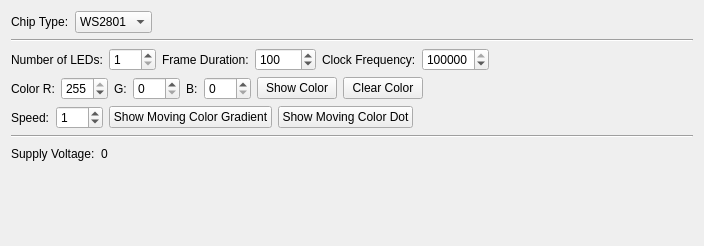
This is src/brickv/plugin_system/plugins/led_strip/ui/led_strip.ui in Tinkerforge/brickv as Qt 5 draws it before an edit. The edited form follows.
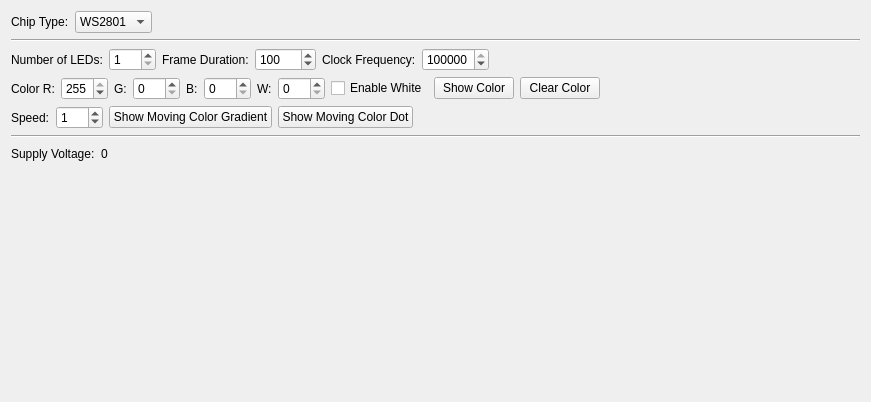
This is the edited form.

Commit message: Add RGBW Support for LED Strip Bricklet

```diff
--- a/src/brickv/plugin_system/plugins/led_strip/ui/led_strip.ui
+++ b/src/brickv/plugin_system/plugins/led_strip/ui/led_strip.ui
@@ -6,8 +6,8 @@
    <rect>
     <x>0</x>
     <y>0</y>
-    <width>704</width>
-    <height>246</height>
+    <width>871</width>
+    <height>402</height>
    </rect>
   </property>
   <property name="windowTitle">
@@ -188,6 +188,27 @@
        </property>
       </widget>
      </item>
+     <item>
+      <widget class="QLabel" name="label_7">
+       <property name="text">
+        <string>W:</string>
+       </property>
+      </widget>
+     </item>
+     <item>
+      <widget class="QSpinBox" name="box_w">
+       <property name="maximum">
+        <number>255</number>
+       </property>
+      </widget>
+     </item>
+     <item>
+      <widget class="QCheckBox" name="check_white">
+       <property name="text">
+        <string>Enable White</string>
+       </property>
+      </widget>
+     </item>
      <item>
       <widget class="QPushButton" name="button_color">
        <property name="text">
```
The commit also changes 2 other files.
